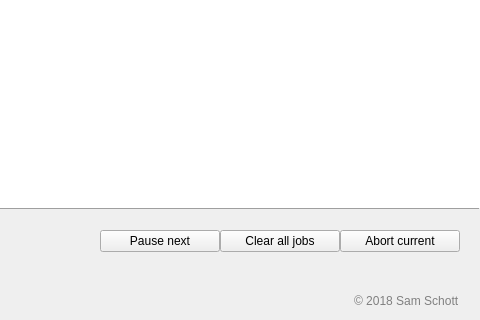
First picture: the form in customxepr/gui/manager_window_macos.ui, repository OE-FET/customxepr, before the edit; both pictures show x 327 to 807 and y 344 to 664 of the 807 by 664 pixel window.
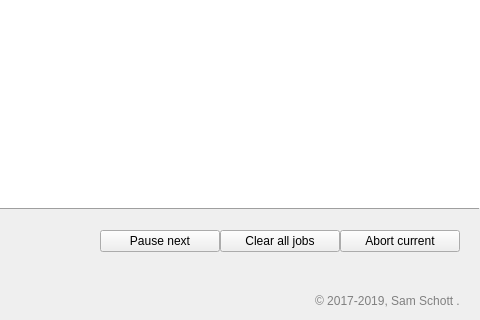
Second picture: the form after the edit.

Diff of the .ui file:
```diff
--- a/customxepr/gui/manager_window_macos.ui
+++ b/customxepr/gui/manager_window_macos.ui
@@ -118,7 +118,7 @@
          <string notr="true">color: grey</string>
         </property>
         <property name="text">
-         <string>© 2018 Sam Schott</string>
+         <string>© 2017-2019, Sam Schott &lt;ss2151@cam.ac.uk&gt;.</string>
         </property>
        </widget>
       </item>
```
